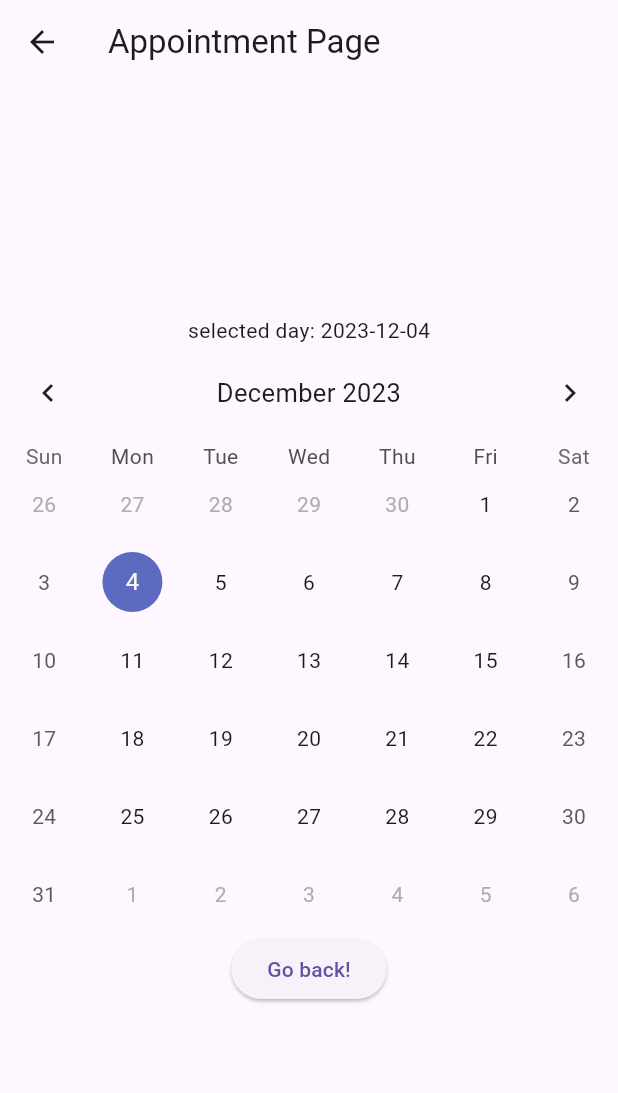
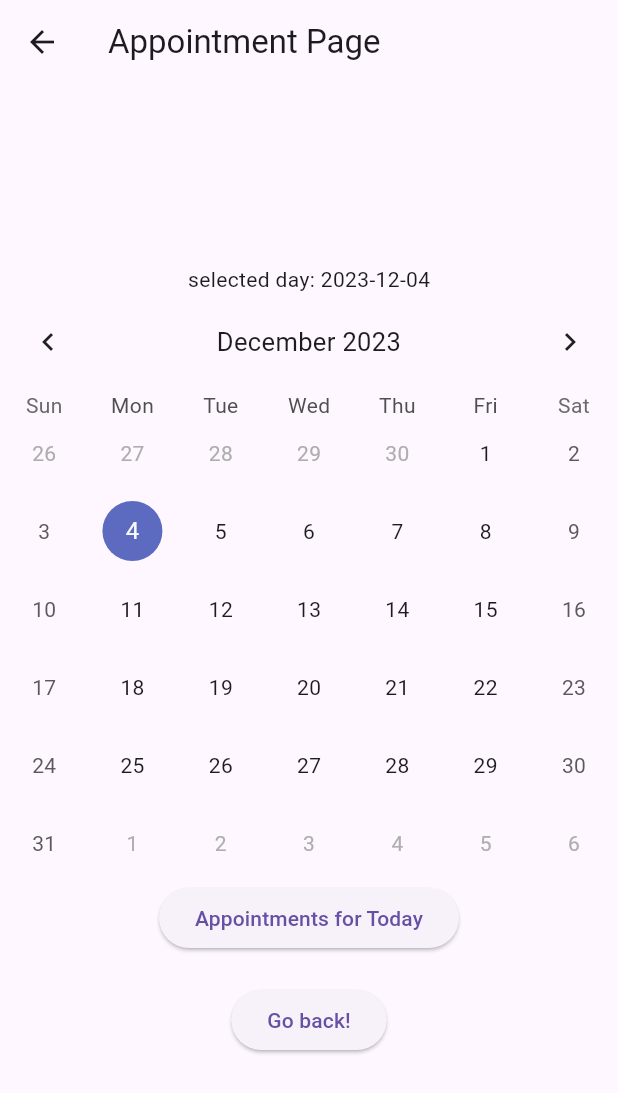
Before and after one commit to AlenkaTang1/Car-Service-App, a Flutter app: the AppointmentPage screen opened by its route, on a phone screen of 412 x 824 dp. Shown: the top 1093 px of the screen. Run offline on Flutter 3.47's test engine with Material 3 defaults, Android fonts, the phone set to English and light mode, and no system bars; drawn by our look-alikes of table_calendar; our stand-ins replace sqflite, webview_flutter; accounts and stored records are empty.

Commit message:
Update appointmentPage.dart

```diff
--- a/lib/appointmentPage.dart
+++ b/lib/appointmentPage.dart
@@ -27,8 +27,7 @@ class _AppointmentPageState extends State<AppointmentPage> {
           mainAxisAlignment: MainAxisAlignment.center,
           children: [
             Text("selected day: ${today.toString().split(" ")[0]}"),
-            Container(
-                child: TableCalendar(
+            TableCalendar(
               headerStyle: const HeaderStyle(
                   formatButtonVisible: false, titleCentered: true),
               availableGestures: AvailableGestures.all,
@@ -37,7 +36,14 @@ class _AppointmentPageState extends State<AppointmentPage> {
               firstDay: DateTime.utc(2010, 10, 15),
               lastDay: DateTime.utc(2030, 10, 15),
               onDaySelected: _onDaySelected,
-            )),
+            ),
+            ElevatedButton(
+              onPressed: () {
+                Navigator.pushNamed(context, '/appointmentList');
+              },
+              child: const Text('Appointments for Today'),
+            ),
+            const SizedBox(height: 20),
             ElevatedButton(
               onPressed: () {
                 Navigator.pushNamed(context, '/');
```
